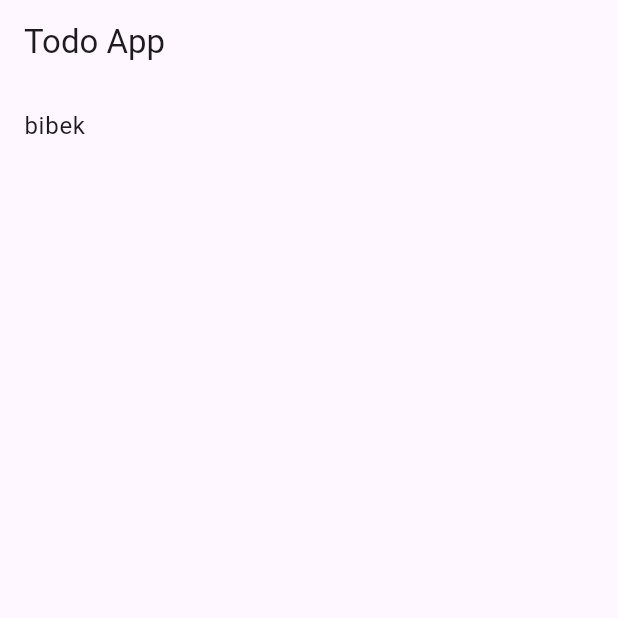
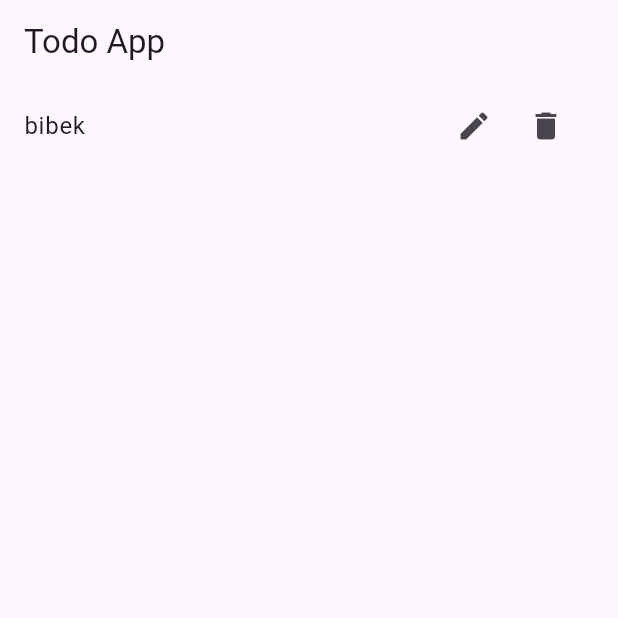
Before and after one commit to bibekparajuli39/simple_Todo_example, a Flutter app: the screen it shows after launch, after a tap on the "add" icon, on a phone screen of 412 x 824 dp, the top half of it. Run offline on Flutter 3.47's test engine with Material 3 defaults, Android fonts, the phone set to English and light mode, and no system bars; our stand-ins replace flutter_riverpod, riverpod.

Commit message:
2nd commit

```diff
--- a/lib/home_screen.dart
+++ b/lib/home_screen.dart
@@ -15,7 +15,28 @@ class HomeScreen extends ConsumerWidget {
         itemCount: item.length,
         itemBuilder: (context, index) {
           final currentItem = item[index];
-          return ListTile(title: Text(currentItem.name));
+          return ListTile(
+            title: Text(currentItem.name),
+            trailing: Row(
+              mainAxisSize: MainAxisSize.min,
+              children: [
+                IconButton(
+                  onPressed: () {
+                    ref
+                        .read(itemProvider.notifier)
+                        .updateItem(currentItem.id, "Bibeck");
+                  },
+                  icon: Icon(Icons.edit),
+                ),
+                IconButton(
+                  onPressed: () {
+                    ref.read(itemProvider.notifier).deleteItem(currentItem.id);
+                  },
+                  icon: Icon(Icons.delete),
+                ),
+              ],
+            ),
+          );
         },
       ),
       floatingActionButton: FloatingActionButton(
```
Also changed, not shown: lib/item_provider.dart (+11 -0 lines).
